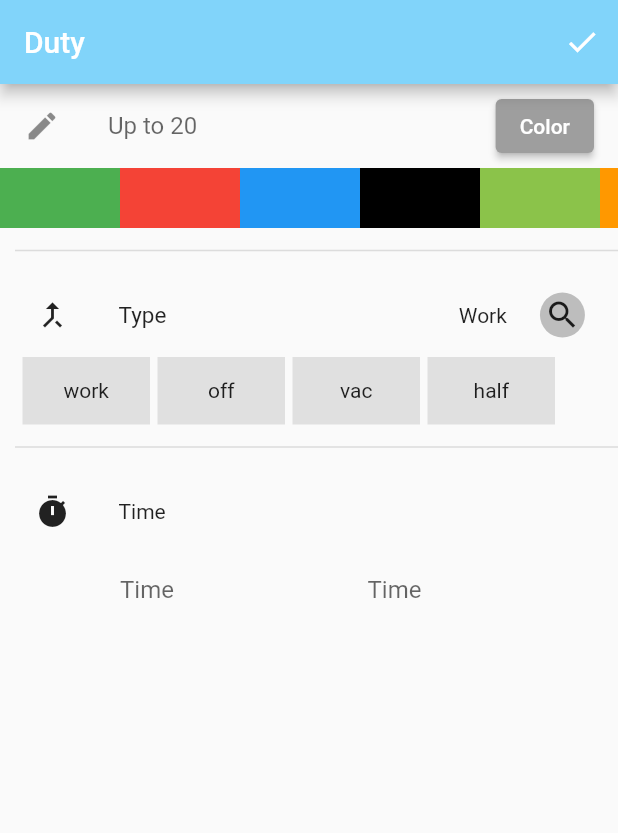
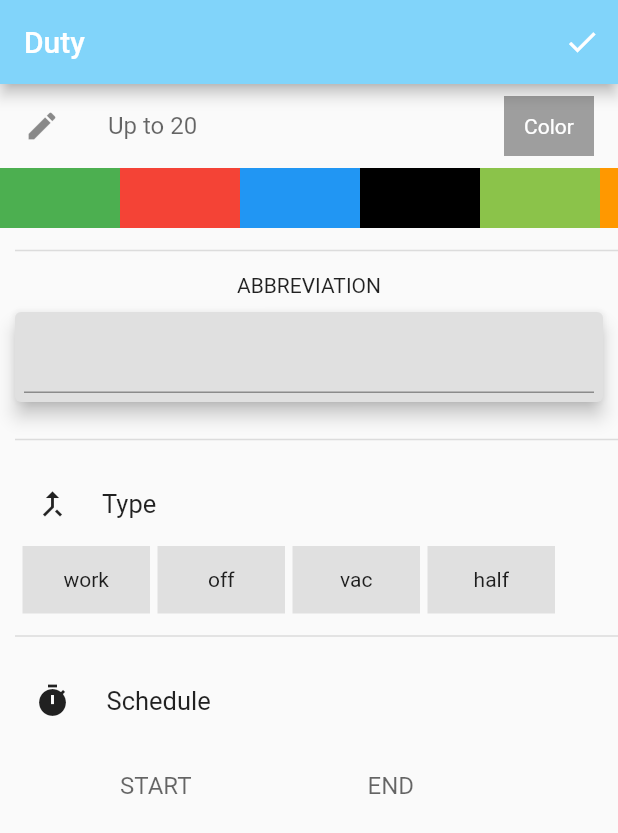
Before and after one commit to Sharan-ayush08/duty_page, a Flutter app: the screen it shows after launch, on a phone screen of 412 x 824 dp. Shown: the top 833 px of the screen. Run offline on Flutter 3.47's test engine with Material 2 defaults, Android fonts, the phone set to English and light mode, and no system bars.

Commit message:
In_Progress

```diff
--- a/lib/main.dart
+++ b/lib/main.dart
@@ -41,7 +41,8 @@ class _MyAppState extends State<MyApp> {
             )
           ],
         ),
-        body: SafeArea(
+        body: SingleChildScrollView(
+          child: SafeArea(
             child: Column(
               children: <Widget>[
                 ListTile(
@@ -53,15 +54,19 @@ class _MyAppState extends State<MyApp> {
                     decoration: InputDecoration(
                         hintText: "Up to 20", border: InputBorder.none),
                   ),
-                trailing: ElevatedButton(
-                  style: ElevatedButton.styleFrom(
-                      primary: Colors.grey, onPrimary: Colors.white),
-                  onPressed: () {},
+                  trailing: Container(
+                    height: 40.0,
+                    width: 60.0,
+                    color: Colors.grey,
+                    child: Center(
                       child: Text(
                         "Color",
+                        style: TextStyle(color: Colors.white),
                       ),
                     ),
                   ),
+                ),
+                // color_page(),
                 SingleChildScrollView(
                   scrollDirection: Axis.horizontal,
                   child: Row(
@@ -104,6 +109,25 @@ class _MyAppState extends State<MyApp> {
                   indent: 10,
                   thickness: 1,
                 ),
+                Center(child: Text("ABBREVIATION")),
+                Padding(
+                  padding: const EdgeInsets.all(6.0),
+                  child: Card(
+                    elevation: 5,
+                    color: Colors.grey[300],
+                    child: Padding(
+                      padding: const EdgeInsets.all(6.0),
+                      child: TextFormField(
+                        decoration: InputDecoration(),
+                      ),
+                    ),
+                  ),
+                ),
+                Divider(
+                  height: 30,
+                  indent: 10,
+                  thickness: 1,
+                ),
                 Padding(
                   padding: const EdgeInsets.only(left: 7.0),
                   child: Row(
@@ -115,29 +139,12 @@ class _MyAppState extends State<MyApp> {
                         ),
                       ),
                       Padding(
-                      padding: const EdgeInsets.only(left: 16.0),
-                      child: Expanded(
+                        padding: const EdgeInsets.only(left: 5.0),
                         child: Text(
                           "Type",
-                          style: TextStyle(fontSize: 15.0),
+                          style: TextStyle(fontSize: 17.0),
                         ),
                       ),
-                    ),
-                    Padding(
-                      padding: const EdgeInsets.only(left: 195.0),
-                      child: Expanded(child: Text("Work")),
-                    ),
-                    Expanded(
-                      child: Container(
-                        child: Icon(Icons.search),
-                        height: 30.0,
-                        width: 30.0,
-                        decoration: BoxDecoration(
-                          shape: BoxShape.circle,
-                          color: Colors.grey[400],
-                        ),
-                      ),
-                    )
                     ],
                   ),
                 ),
@@ -200,14 +207,13 @@ class _MyAppState extends State<MyApp> {
                     children: <Widget>[
                       Padding(
                         padding: const EdgeInsets.all(16.0),
-                      child: Expanded(
                         child: Icon(Icons.timer),
                       ),
-                    ),
                       Padding(
-                      padding: const EdgeInsets.only(left: 16.0),
-                      child: Expanded(
-                        child: Text("Time"),
+                        padding: const EdgeInsets.only(left: 8.0),
+                        child: Text(
+                          "Schedule",
+                          style: TextStyle(fontSize: 17.0),
                         ),
                       ),
                     ],
@@ -225,7 +231,9 @@ class _MyAppState extends State<MyApp> {
                               return TextFormField(
                                 controller: timeinput,
                                 decoration: InputDecoration(
-                                  hintText: "Time", border: InputBorder.none),
+                                    labelText: "START",
+                                    hintText: "Time",
+                                    border: InputBorder.none),
                                 readOnly: true,
                                 onTap: () async {
                                   TimeOfDay? pickedTime = await showTimePicker(
@@ -267,7 +275,9 @@ class _MyAppState extends State<MyApp> {
                               return TextFormField(
                                 controller: timeinput2,
                                 decoration: InputDecoration(
-                                  hintText: "Time", border: InputBorder.none),
+                                    labelText: "END",
+                                    hintText: "Time",
+                                    border: InputBorder.none),
                                 readOnly: true,
                                 onTap: () async {
                                   TimeOfDay? pickedTime = await showTimePicker(
@@ -301,6 +311,33 @@ class _MyAppState extends State<MyApp> {
             ),
           ),
         ),
+      ),
     );
   }
 }
+
+// ignore: camel_case_types
+// class color_page extends StatelessWidget {
+//   final List colors = [
+//     {'color1': Colors.red, 'color2': Colors.blue},
+//   ];
+
+//   static set color(MaterialColor color) {}
+
+//   @override
+//   Widget build(BuildContext context) {
+//     return Scaffold(
+//       body: ListView.builder(
+//         scrollDirection: Axis.horizontal,
+//         itemCount: colors.length,
+//         itemBuilder: (context, index) {
+//           return Container(
+//             child: Column(
+//               children: <Widget>[],
+//             ),
+//           );
+//         },
+//       ),
+//     );
+//   }
+// }
```
Lines whose indentation alone changed are shown as unchanged.
